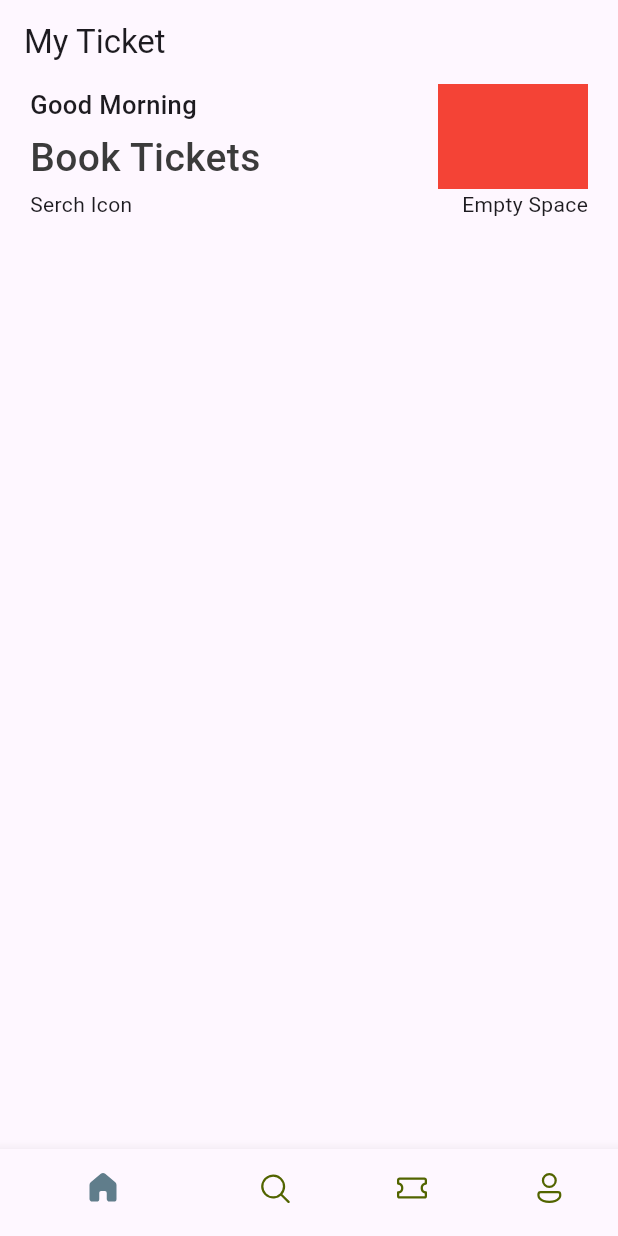
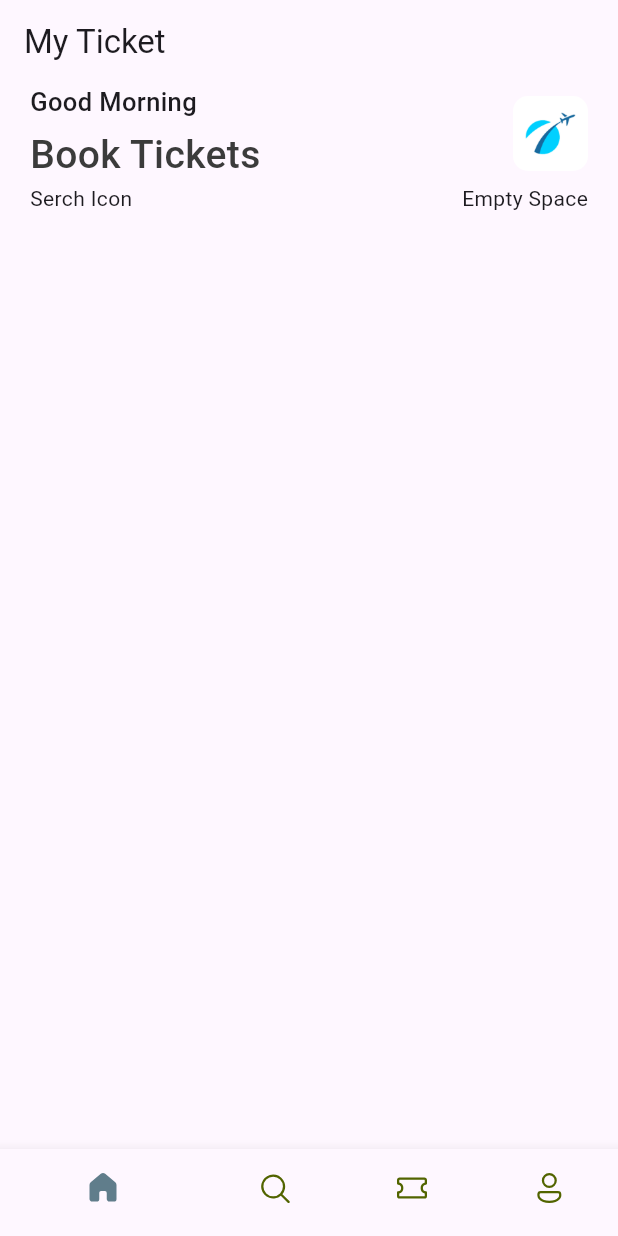
Before and after one commit to jose-oyuko/ticket-app, a Flutter app: the screen it shows after launch, on a phone screen of 412 x 824 dp. Run offline on Flutter 3.47's test engine with Material 3 defaults, Android fonts, the phone set to English and light mode, and no system bars; our stand-ins replace fluentui_icons.

```diff
--- /dev/null
+++ b/lib/base/res/media.dart
@@ -0,0 +1,4 @@
+class AppMedia {
+  static const _baseImage = "assets/assets/images";
+  static const logo = '$_baseImage/logo.png';
+}
--- a/lib/screens/home_screen.dart
+++ b/lib/screens/home_screen.dart
@@ -1,4 +1,5 @@
 import 'package:flutter/material.dart';
+import 'package:flutter_projects/base/res/media.dart';
 import 'package:flutter_projects/base/res/style/app_styles.dart';
 
 class HomeScreen extends StatelessWidget {
@@ -24,7 +25,16 @@ class HomeScreen extends StatelessWidget {
                         Text("Book Tickets", style: AppStyles.headLineStyle1),
                       ],
                     ),
-                    Container(color: Colors.red, width: 100, height: 70),
+                    Container(
+                      width: 50,
+                      height: 50,
+                      decoration: BoxDecoration(
+                        borderRadius: BorderRadius.circular(10),
+                        image: DecorationImage(
+                          image: AssetImage(AppMedia.logo),
+                        ),
+                      ),
+                    ),
                   ],
                 ),
                 Row(
```
Also changed, not shown: pubspec.yaml (+3 -4 lines), assets/assets/images/city_view.png (added), assets/assets/images/hotel_room.png (added), assets/assets/images/logo.png (added), assets/assets/images/plane_sit.jpg (added), assets/assets/images/pool_view.png (added), assets/assets/images/visa_card.png (added).
